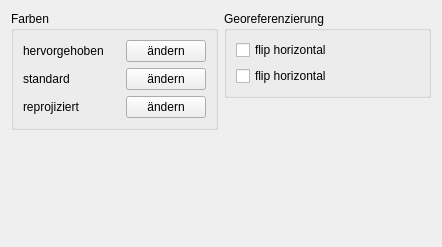
Above: poitagger/properties/pois_conf.ui from dlr-eoc/poitagger before the change. Below: the same form after it.
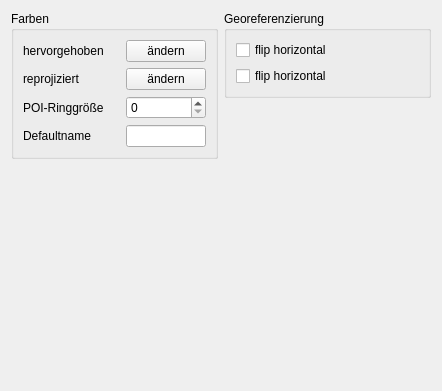
That is the form after the change.

What changed in the file:
```diff
--- a/poitagger/properties/pois_conf.ui
+++ b/poitagger/properties/pois_conf.ui
@@ -7,7 +7,7 @@
     <x>0</x>
     <y>0</y>
     <width>442</width>
-    <height>247</height>
+    <height>391</height>
    </rect>
   </property>
   <property name="windowTitle">
@@ -22,6 +22,34 @@
         <string>Farben</string>
        </property>
        <layout class="QGridLayout" name="gridLayout">
+        <item row="1" column="2">
+         <widget class="QPushButton" name="changeColor3">
+          <property name="text">
+           <string>ändern</string>
+          </property>
+         </widget>
+        </item>
+        <item row="1" column="1">
+         <widget class="QLabel" name="poicolor_repro">
+          <property name="text">
+           <string/>
+          </property>
+         </widget>
+        </item>
+        <item row="1" column="0">
+         <widget class="QLabel" name="label_4">
+          <property name="text">
+           <string>reprojiziert</string>
+          </property>
+         </widget>
+        </item>
+        <item row="0" column="2">
+         <widget class="QPushButton" name="changeColor">
+          <property name="text">
+           <string>ändern</string>
+          </property>
+         </widget>
+        </item>
         <item row="0" column="0">
          <widget class="QLabel" name="label">
           <property name="text">
@@ -36,52 +64,42 @@
           </property>
          </widget>
         </item>
-        <item row="0" column="2">
-         <widget class="QPushButton" name="changeColor">
-          <property name="text">
-           <string>ändern</string>
-          </property>
-         </widget>
-        </item>
-        <item row="1" column="0">
-         <widget class="QLabel" name="label_3">
-          <property name="text">
-           <string>standard</string>
-          </property>
-         </widget>
-        </item>
-        <item row="1" column="1">
-         <widget class="QLabel" name="poicolor2">
-          <property name="text">
-           <string/>
-          </property>
-         </widget>
-        </item>
-        <item row="1" column="2">
-         <widget class="QPushButton" name="changeColor2">
-          <property name="text">
-           <string>ändern</string>
-          </property>
-         </widget>
-        </item>
         <item row="2" column="0">
-         <widget class="QLabel" name="label_4">
+         <widget class="QLabel" name="label_2">
           <property name="text">
-           <string>reprojiziert</string>
-          </property>
-         </widget>
-        </item>
-        <item row="2" column="1">
-         <widget class="QLabel" name="poicolor_repro">
-          <property name="text">
-           <string/>
+           <string>POI-Ringgröße</string>
           </property>
          </widget>
         </item>
         <item row="2" column="2">
-         <widget class="QPushButton" name="changeColor3">
+         <widget class="QSpinBox" name="size"/>
+        </item>
+        <item row="3" column="0">
+         <widget class="QLabel" name="label_3">
           <property name="text">
-           <string>ändern</string>
+           <string>Defaultname</string>
+          </property>
+         </widget>
+        </item>
+        <item row="3" column="2">
+         <widget class="QLineEdit" name="defaultname">
+          <property name="sizePolicy">
+           <sizepolicy hsizetype="Fixed" vsizetype="Fixed">
+            <horstretch>0</horstretch>
+            <verstretch>0</verstretch>
+           </sizepolicy>
+          </property>
+          <property name="maximumSize">
+           <size>
+            <width>80</width>
+            <height>120</height>
+           </size>
+          </property>
+          <property name="baseSize">
+           <size>
+            <width>0</width>
+            <height>0</height>
+           </size>
           </property>
          </widget>
         </item>
```
